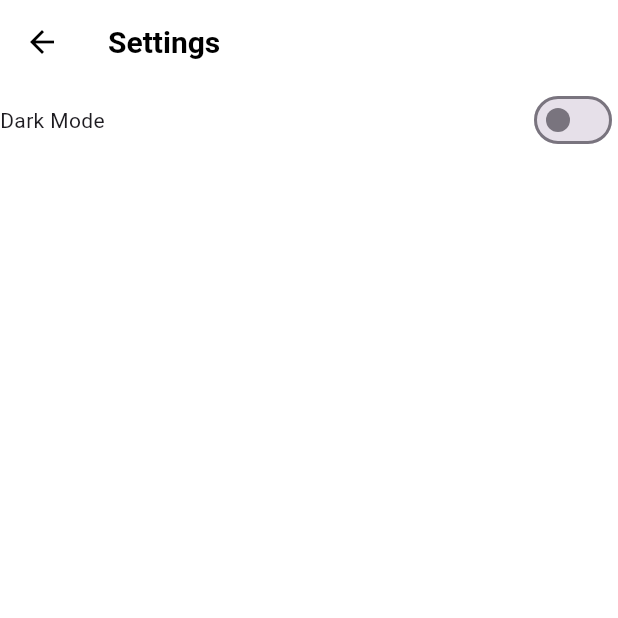
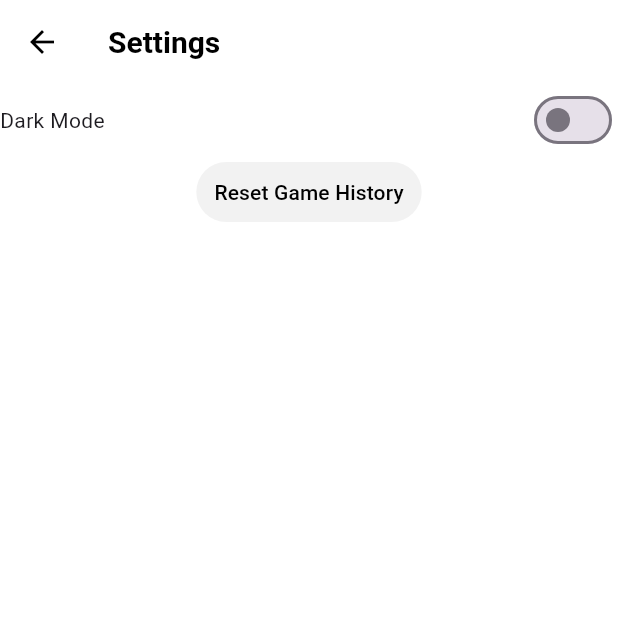
Before and after one commit to AdamBrown04/mad_assessment_baV2, a Flutter app: the screen it shows after launch, item 3 of the bottom bar chosen, after a tap on the "settings" icon, on a phone screen of 412 x 824 dp, the top half of it. Run offline on Flutter 3.47's test engine with Material 3 defaults, Android fonts, the phone set to English and light mode, and no system bars; our stand-ins replace awesome_notifications, image_picker, sqflite; accounts and stored records are empty.

Commit message:
made it so the game history is shown and can view the overview of each game, added a way to remove all game data if wanted

```diff
--- a/lib/services/databaseServices.dart
+++ b/lib/services/databaseServices.dart
@@ -10,9 +10,27 @@ class Databaseservices {
   }
 
   static Future<void> createDatabase(Database db, int version) async {
-    String sqlGame =
-        "CREATE TABLE IF NOT EXISTS game_history (gameID INTEGER PRIMARY KEY, playerName TEXT, opponentName TEXT, playerPoints INTEGER, opponentPoints INTEGER, playerArmy TEXT, opponentArmy TEXT, dateTime TEXT, isPlayerWinner INTEGER)";
-    db.execute(sqlGame);
+    String sqlGame = '''
+    CREATE TABLE IF NOT EXISTS game_history (
+      gameID INTEGER PRIMARY KEY,
+      playerName TEXT,
+      opponentName TEXT,
+      playerPoints INTEGER,
+      opponentPoints INTEGER,
+      playerArmy TEXT,
+      opponentArmy TEXT,
+      dateTime TEXT,
+      isPlayerWinner INTEGER,
+      deploymentType TEXT,
+      deploymentZone TEXT,
+      gameDescription TEXT,
+      gameType TEXT,
+      mission TEXT,
+      playerScore INTEGER,
+      opponentScore INTEGER
+    )
+  ''';
+    await db.execute(sqlGame);
   }
 
 //database operations for games
@@ -20,7 +38,7 @@ class Databaseservices {
     final db = await _openDatabase();
     String sql = '''
     INSERT INTO game_history (gameID, playerName, opponentName, playerPoints, opponentPoints, playerArmy, opponentArmy, dateTime, isPlayerWinner,
-      deploymentType, gameDescription, gameType, mission, playerScore, opponentScore) VALUES (?, ?, ?, ?, ?, ?, ?, ?, ?, ?, ?, ?, ?, ?, ?)''';
+      deploymentType, deploymentZone, gameDescription, gameType, mission, playerScore, opponentScore) VALUES (?, ?, ?, ?, ?, ?, ?, ?, ?, ?, ?, ?, ?, ?, ?, ?)''';
     await db.execute(sql, [
       gameHistory.gameID,
       gameHistory.playerName,
@@ -32,6 +50,7 @@ class Databaseservices {
       gameHistory.playedDay.toIso8601String(),
       gameHistory.isPlayerWinner ? 1 : 0,
       gameHistory.deploymentType,
+      gameHistory.deploymentZone,
       gameHistory.gameDescription,
       gameHistory.gameType,
       gameHistory.mission,
@@ -51,4 +70,17 @@ class Databaseservices {
     final db = await _openDatabase();
     return db.query('game_history');
   }
+
+  static Future<void> resetDatabase() async {
+    final db = await _openDatabase();
+    await db.execute('DROP TABLE IF EXISTS game_history');
+    await createDatabase(db, 1);
+  }
+
+  static Future<int> getNextGameID() async {
+    final db = await _openDatabase();
+    final result = await db.rawQuery('SELECT MAX(gameID) as maxID FROM game_history');
+    final maxID = result.first['maxID'] as int?;
+    return (maxID ?? 0) + 1; // If no records exist, start with 1
+  }
 }
--- a/lib/widgets/gameOverviewScreen.dart
+++ b/lib/widgets/gameOverviewScreen.dart
@@ -228,6 +228,7 @@ class _GameoverviewscreenState extends State<Gameoverviewscreen> {
                     ),
                     onPressed: () {
                       Navigator.pop(context);
+                       Navigator.pushReplacementNamed(context, '/widgets/gameHistoryScreen');
                     },
                     child: Text("Return to Game History",
                         style: TextStyle(
--- a/lib/widgets/homeWidgets/gameHistoryScreen.dart
+++ b/lib/widgets/homeWidgets/gameHistoryScreen.dart
@@ -23,6 +23,13 @@ class _GamehistoryscreenState extends State<Gamehistoryscreen> {
   }
 
   @override
+  void initState() {
+    super.initState();
+    displayAllGameRecords();
+  }
+
+
+  @override
   Widget build(BuildContext context) {
     return navbar(
       currentIndex: 0,
@@ -40,15 +47,24 @@ class _GamehistoryscreenState extends State<Gamehistoryscreen> {
           ],
         ),
         body: SafeArea(
-            child: Center(
-          child: ListView.builder(
-            itemCount: gameHistoryList.length,
-            itemBuilder: (context, index) {
-              return Gamepreviewscreen(
-                  gameHistoryID: gameHistoryList[index]['gameID']);
-            },
-          ),
-        )),
+          child: gameHistoryList.isEmpty
+              ? const Center(
+                  child: Text("No game records found."),
+                )
+              : ListView.builder(
+                  itemCount: gameHistoryList.length,
+                  itemBuilder: (context, index) {
+                    return Padding(
+                      padding: const EdgeInsets.all(10),
+                      child: Card(
+                        child: Gamepreviewscreen(
+                          gameHistoryID: gameHistoryList[index]['gameID'],
+                        ),
+                      ),
+                    );
+                  },
+                ),
+        ),
       ),
     );
   }
--- a/lib/widgets/userSettingsScreen.dart
+++ b/lib/widgets/userSettingsScreen.dart
@@ -1,5 +1,6 @@
 import 'package:flutter/material.dart';
 import 'package:mad_assessment_ba/main.dart';
+import 'package:mad_assessment_ba/services/databaseServices.dart';
 
 class SettingsScreen extends StatefulWidget {
   const SettingsScreen({super.key});
@@ -40,6 +41,10 @@ class _SettingsScreenState extends State<SettingsScreen> {
                 ),
               ],
             ),
+            TextButton(onPressed: (){
+              Databaseservices.resetDatabase(); // Reset player information // Reset game history
+              Navigator.pop(context); // Close settings screen
+            }, child: Text("Reset Game History")),
           ],
         ),
       ),
```
Also changed, not shown: lib/models/gameHistory.dart (+26 -5 lines), lib/widgets/currentGameScreen.dart (+22 -1 lines), lib/widgets/gamePreviewScreen.dart (+81 -34 lines), 1 other file.
